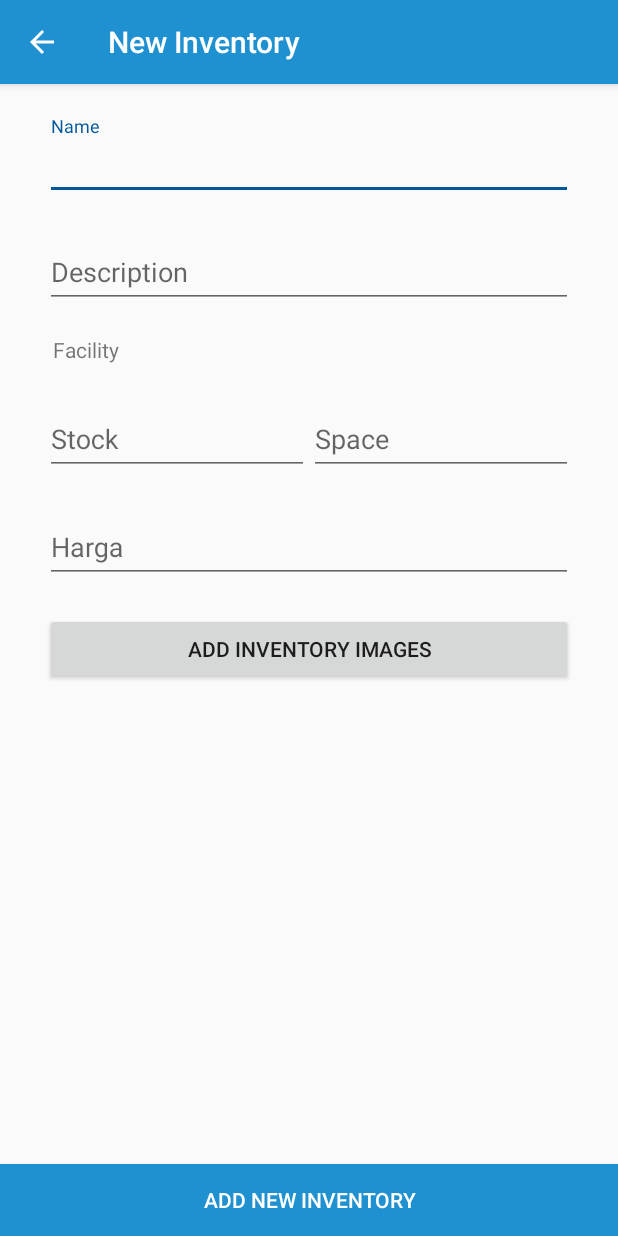
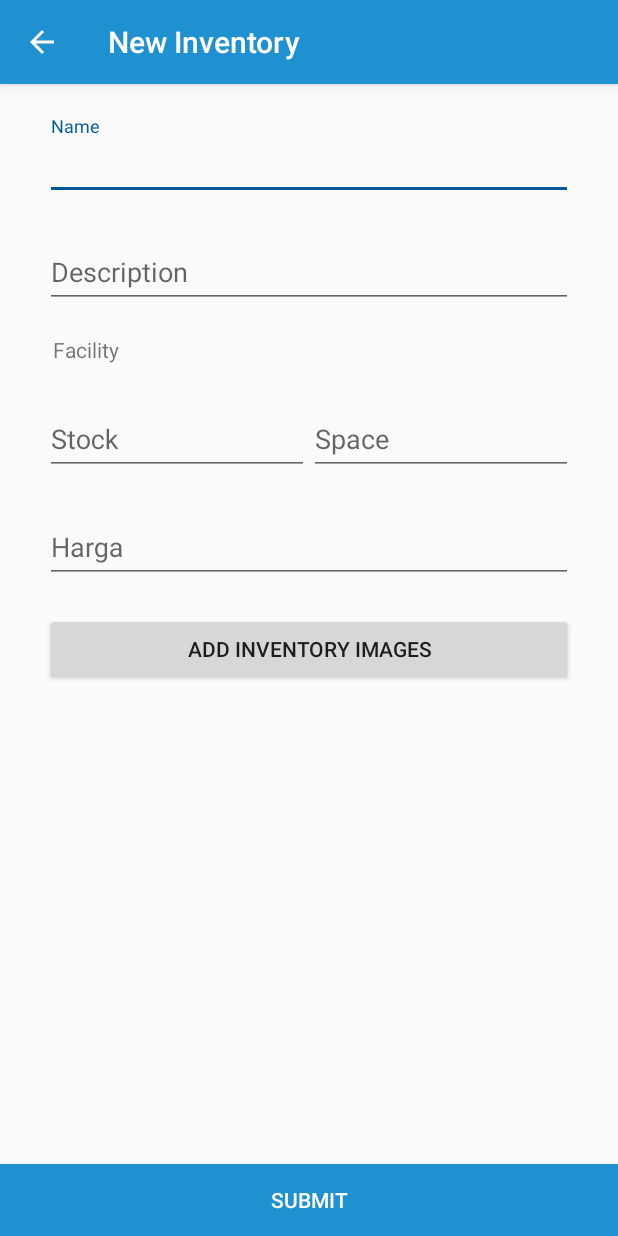
Before and after one commit to faisalarkan21/itx-android, an Android app: the CreateNewInventory screen opened directly, with no data from a screen before it, on a phone screen of 412 x 824 dp. Run offline under Robolectric (Android 15) with nearby library versions, the phone set to English and light mode, and no system bars; our stand-ins replace ButterKnife; libraries missing offline, so code that uses them is left out: com.mobsandgeeks.saripaar, pub.devrel.easypermissions; network calls fail; pictures from the network do not load; 3 statements that could not run were skipped.

Commit message:
rename button submit

```diff
--- a/app/src/main/res/layout/activity_create_new_asset.xml
+++ b/app/src/main/res/layout/activity_create_new_asset.xml
@@ -269,7 +269,7 @@
         android:layout_height="wrap_content"
         android:layout_alignParentBottom="true"
         android:background="@color/colorPrimary"
-        android:text="ADD NEW ASSET"
+        android:text="SUBMIT"
         android:textColor="@android:color/white" />
 
 
--- a/app/src/main/res/layout/activity_create_new_inventory.xml
+++ b/app/src/main/res/layout/activity_create_new_inventory.xml
@@ -160,7 +160,7 @@
         android:layout_height="wrap_content"
         android:layout_alignParentBottom="true"
         android:background="@color/colorPrimary"
-        android:text="ADD NEW INVENTORY"
+        android:text="SUBMIT"
         android:textColor="@android:color/white" />
 
 </RelativeLayout>
--- a/app/src/main/res/layout/activity_create_new_user.xml
+++ b/app/src/main/res/layout/activity_create_new_user.xml
@@ -231,7 +231,7 @@
     <Button
         android:id="@+id/btn_add_new_user"
         android:background="@color/colorPrimary"
-        android:text="ADD NEW USER"
+        android:text="SUBMIT"
         android:textColor="@android:color/white"
         android:layout_alignParentBottom="true"
         android:layout_width="match_parent"
```
